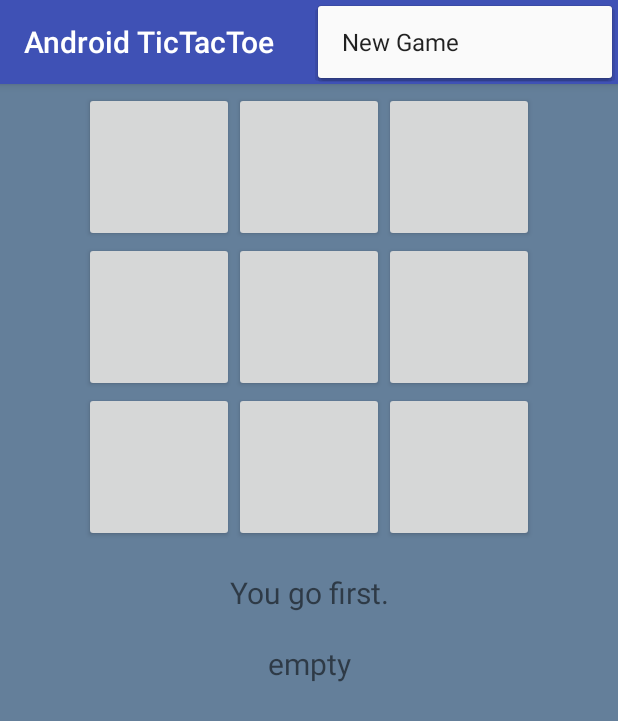
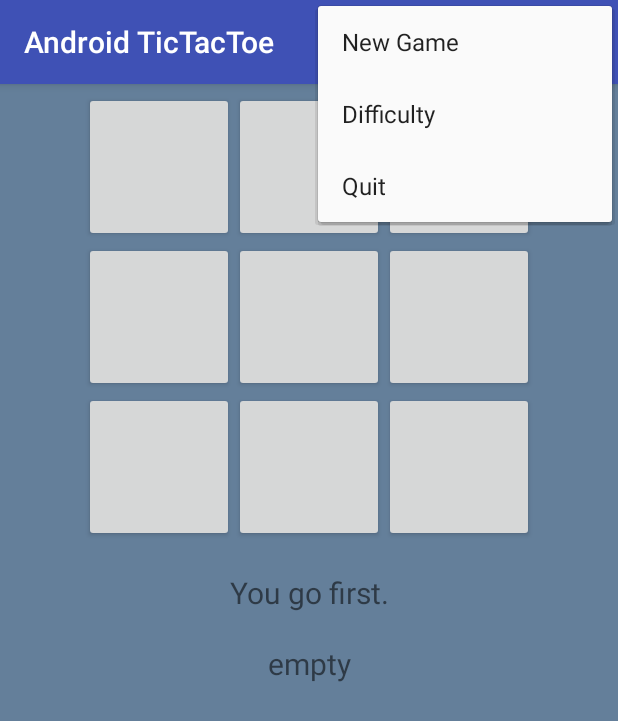
Before and after one commit to macortesn/macortesn-movilesUnal20182, an Android app: the screen it shows after launch (AndroidTicTacToeActivity), with the options menu open, on a phone screen of 412 x 824 dp. Shown: the top 721 px of the screen. Run offline under Robolectric (Android 15) with nearby library versions, the phone set to English and light mode, and no system bars.

Commit message:
correcion reto 4

```diff
--- a/Reto4/AndroidTicTacToeV2/app/src/main/res/layout/activity_android_tic_tac_toe.xml
+++ b/Reto4/AndroidTicTacToeV2/app/src/main/res/layout/activity_android_tic_tac_toe.xml
@@ -96,5 +96,4 @@
         android:gravity="center_horizontal" 		      android:layout_marginTop="20dp"
         android:textSize="20dp" />
 
-
 </LinearLayout>
--- /dev/null
+++ b/Reto4/AndroidTicTacToeV2/app/src/main/res/menu/options_menu.xml
@@ -0,0 +1,11 @@
+<menu xmlns:android="http://schemas.android.com/apk/res/android">
+    <item android:id="@+id/new_game"
+        android:title="New Game"
+        android:icon="@drawable/new_game" />
+    <item android:id="@+id/ai_difficulty"
+        android:title="Difficulty"
+        android:icon="@drawable/difficulty_level"  />
+    <item android:id="@+id/quit"
+        android:title="Quit"
+        android:icon="@drawable/quit_game" />
+</menu>
--- a/Reto4/AndroidTicTacToeV2/app/src/main/res/values/strings.xml
+++ b/Reto4/AndroidTicTacToeV2/app/src/main/res/values/strings.xml
@@ -1,3 +1,10 @@
 <resources>
     <string name="app_name">Android TicTacToe</string>
+    <string name="difficulty_choose">Choose a difficulty level:</string>
+    <string name="difficulty_easy">Easy</string>
+    <string name="difficulty_harder">Harder</string>
+    <string name="difficulty_expert">Expert</string>
+    <string name="quit_question">U sure u leaving?</string>
+    <string name="yes">Yes</string>
+    <string name="no">No</string>
 </resources>
```
Also changed, not shown: Reto4/AndroidTicTacToeV2/app/src/main/java/com/macortesn/androidtictactoe/AndroidTicTacToeActivity.java (+101 -3 lines), Reto4/AndroidTicTacToeV2/app/src/main/java/com/macortesn/androidtictactoe/TicTacToeGame.java (+43 -14 lines), Reto4/AndroidTicTacToeV2/app/src/main/res/drawable/difficulty_level.png (added), Reto4/AndroidTicTacToeV2/app/src/main/res/drawable/new_game.png (added), Reto4/AndroidTicTacToeV2/app/src/main/res/drawable/quit_game.png (added), 1 other file.
